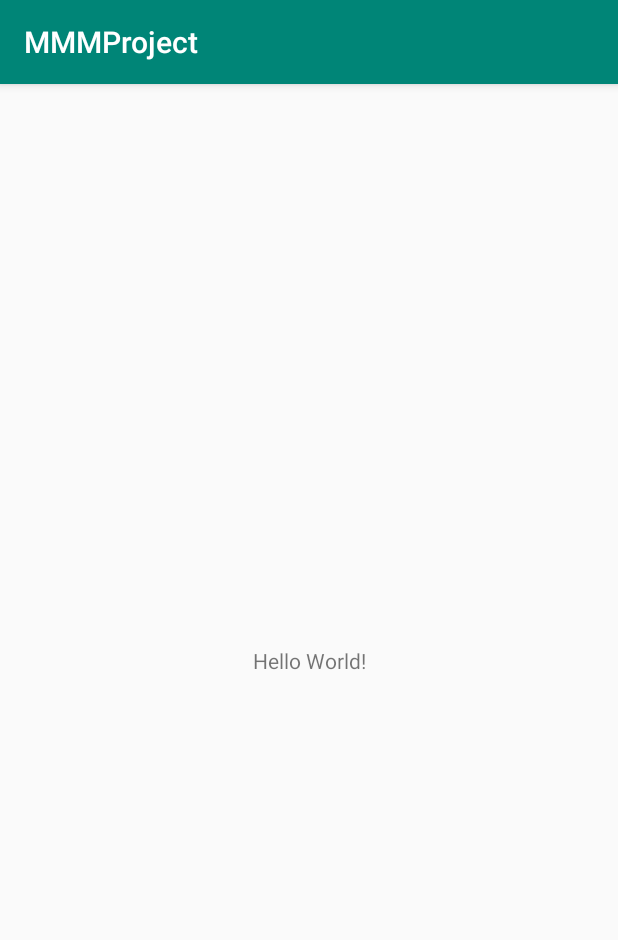
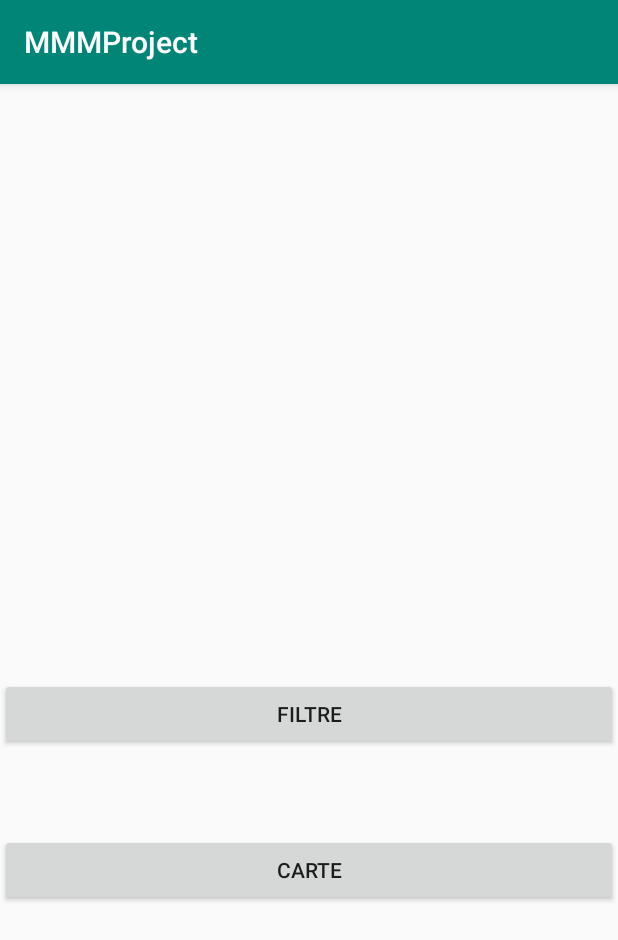
Before and after one commit to PierreMiola/MMMProject, an Android app: the screen it shows after launch (MainActivity), on a phone screen of 412 x 824 dp. Shown: the top 940 px of the screen. Run offline under Robolectric (Android 15) with nearby library versions, the phone set to English and light mode, and no system bars.

```diff
--- /dev/null
+++ b/app/src/main/res/layout/activity_carte.xml
@@ -0,0 +1,6 @@
+<?xml version="1.0" encoding="utf-8"?>
+<android.support.constraint.ConstraintLayout
+    xmlns:android="http://schemas.android.com/apk/res/android" android:layout_width="match_parent"
+    android:layout_height="match_parent">
+
+</android.support.constraint.ConstraintLayout>
--- /dev/null
+++ b/app/src/main/res/layout/activity_evenement.xml
@@ -0,0 +1,6 @@
+<?xml version="1.0" encoding="utf-8"?>
+<android.support.constraint.ConstraintLayout
+    xmlns:android="http://schemas.android.com/apk/res/android" android:layout_width="match_parent"
+    android:layout_height="match_parent">
+
+</android.support.constraint.ConstraintLayout>
--- /dev/null
+++ b/app/src/main/res/layout/activity_filtre.xml
@@ -0,0 +1,6 @@
+<?xml version="1.0" encoding="utf-8"?>
+<android.support.constraint.ConstraintLayout
+    xmlns:android="http://schemas.android.com/apk/res/android" android:layout_width="match_parent"
+    android:layout_height="match_parent">
+
+</android.support.constraint.ConstraintLayout>
--- a/app/src/main/res/layout/activity_main.xml
+++ b/app/src/main/res/layout/activity_main.xml
@@ -6,13 +6,29 @@
     android:layout_height="match_parent"
     tools:context=".MainActivity">
 
-    <TextView
-        android:layout_width="wrap_content"
+    <Button
+        android:id="@+id/filtre"
+        android:layout_width="0dp"
         android:layout_height="wrap_content"
-        android:text="Hello World!"
+        android:layout_marginBottom="324dp"
+        android:onClick=""
+        android:text="Filtre"
         app:layout_constraintBottom_toBottomOf="parent"
-        app:layout_constraintLeft_toLeftOf="parent"
-        app:layout_constraintRight_toRightOf="parent"
-        app:layout_constraintTop_toTopOf="parent" />
+        app:layout_constraintEnd_toEndOf="parent"
+        app:layout_constraintHorizontal_bias="0.0"
+        app:layout_constraintStart_toStartOf="parent"
+        tools:ignore="OnClick" />
 
+    <Button
+        android:id="@+id/carte"
+        android:layout_width="0dp"
+        android:layout_height="wrap_content"
+        android:layout_marginBottom="220dp"
+        android:onClick=""
+        android:text="Carte"
+        app:layout_constraintBottom_toBottomOf="parent"
+        app:layout_constraintEnd_toEndOf="parent"
+        app:layout_constraintHorizontal_bias="0.0"
+        app:layout_constraintStart_toStartOf="parent"
+        tools:ignore="OnClick" />
 </android.support.constraint.ConstraintLayout>
```
Also changed, not shown: app/src/main/java/com/example/miola/mmmproject/CarteActivity.java (added, +14 -0 lines), app/src/main/java/com/example/miola/mmmproject/EvenementActivity.java (added, +13 -0 lines), app/src/main/java/com/example/miola/mmmproject/FiltreActivity.java (added, +13 -0 lines).
